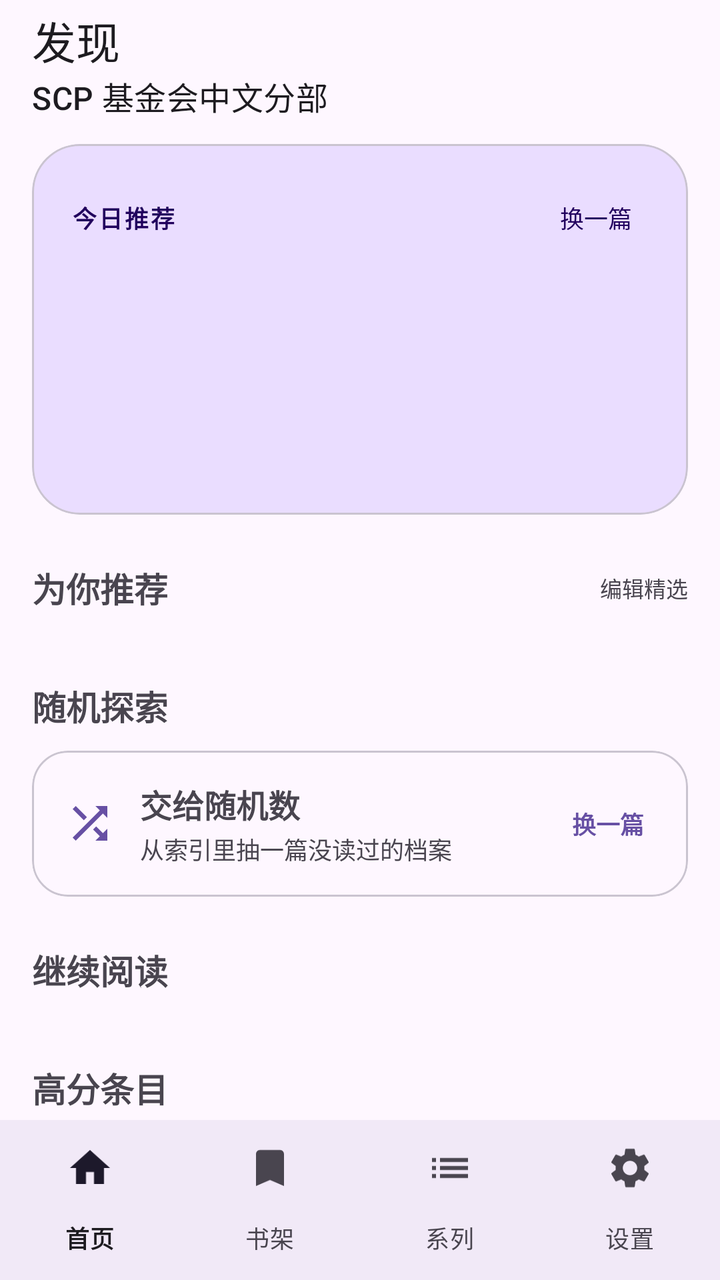
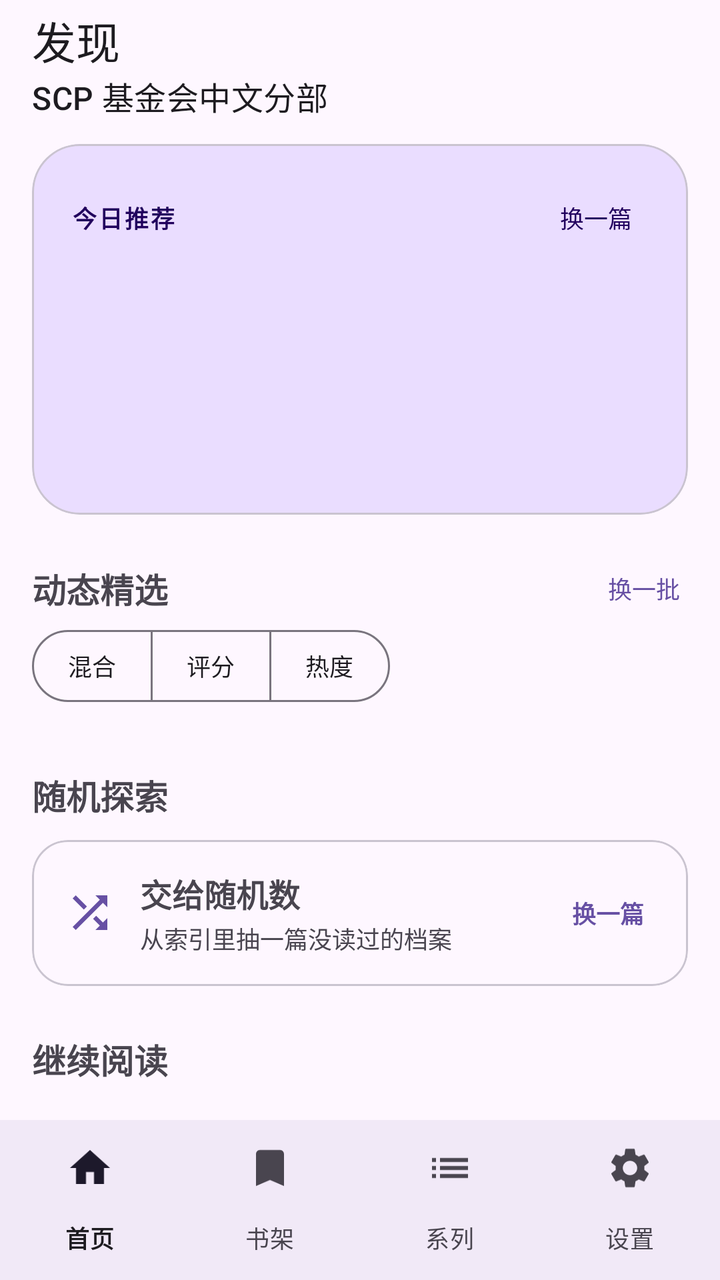

Screens rendered from an Android XML layout before and after an edit, with the pre-edit source and the edit as a unified diff.
<!-- AndroidManifest.xml: application theme Theme.ScpArchive -->
<!-- res/layout/activity_home.xml -->
<?xml version="1.0" encoding="utf-8"?>
<LinearLayout xmlns:android="http://schemas.android.com/apk/res/android"
    xmlns:app="http://schemas.android.com/apk/res-auto"
    android:id="@+id/root"
    android:layout_width="match_parent"
    android:layout_height="match_parent"
    android:orientation="vertical">

    <com.google.android.material.appbar.MaterialToolbar
        android:id="@+id/toolbar"
        android:layout_width="match_parent"
        android:layout_height="?attr/actionBarSize"
        android:background="?attr/colorSurface"
        app:subtitle="SCP 基金会中文分部"
        app:title="发现" />

    <com.google.android.material.progressindicator.LinearProgressIndicator
        android:id="@+id/home_loading"
        android:layout_width="match_parent"
        android:layout_height="wrap_content"
        android:indeterminate="true"
        android:visibility="gone"
        app:trackThickness="2dp" />

    <androidx.core.widget.NestedScrollView
        android:id="@+id/home_scroll"
        android:layout_width="match_parent"
        android:layout_height="0dp"
        android:layout_weight="1"
        android:fillViewport="true"
        android:scrollbars="none">

        <LinearLayout
            android:id="@+id/home_content"
            android:layout_width="match_parent"
            android:layout_height="wrap_content"
            android:orientation="vertical"
            android:paddingStart="16dp"
            android:paddingTop="8dp"
            android:paddingEnd="16dp"
            android:paddingBottom="28dp">

            <com.google.android.material.card.MaterialCardView
                android:id="@+id/hero_card"
                android:layout_width="match_parent"
                android:layout_height="wrap_content"
                android:clickable="true"
                android:focusable="true"
                app:cardBackgroundColor="?attr/colorPrimaryContainer"
                app:cardCornerRadius="24dp"
                app:cardElevation="0dp">

                <LinearLayout
                    android:layout_width="match_parent"
                    android:layout_height="wrap_content"
                    android:orientation="vertical"
                    android:padding="20dp">

                    <LinearLayout
                        android:layout_width="match_parent"
                        android:layout_height="wrap_content"
                        android:gravity="center_vertical"
                        android:orientation="horizontal">

                        <TextView
                            android:id="@+id/hero_label"
                            android:layout_width="wrap_content"
                            android:layout_height="wrap_content"
                            android:letterSpacing="0.08"
                            android:text="今日推荐"
                            android:textColor="?attr/colorOnPrimaryContainer"
                            android:textSize="12sp"
                            android:textStyle="bold" />

                        <Space
                            android:layout_width="0dp"
                            android:layout_height="0dp"
                            android:layout_weight="1" />

                        <TextView
                            android:id="@+id/hero_shuffle"
                            android:layout_width="wrap_content"
                            android:layout_height="wrap_content"
                            android:background="?attr/selectableItemBackgroundBorderless"
                            android:padding="8dp"
                            android:text="换一篇"
                            android:textColor="?attr/colorOnPrimaryContainer"
                            android:textSize="12sp" />
                    </LinearLayout>

                    <TextView
                        android:id="@+id/hero_title"
                        android:layout_width="match_parent"
                        android:layout_height="wrap_content"
                        android:layout_marginTop="10dp"
                        android:maxLines="2"
                        android:textColor="?attr/colorOnPrimaryContainer"
                        android:textSize="30sp"
                        android:textStyle="bold" />

                    <TextView
                        android:id="@+id/hero_tagline"
                        android:layout_width="match_parent"
                        android:layout_height="wrap_content"
                        android:layout_marginTop="8dp"
                        android:lineSpacingExtra="3dp"
                        android:textColor="?attr/colorOnPrimaryContainer"
                        android:textSize="14sp" />

                    <TextView
                        android:id="@+id/hero_meta"
                        android:layout_width="match_parent"
                        android:layout_height="wrap_content"
                        android:layout_marginTop="18dp"
                        android:alpha="0.72"
                        android:textColor="?attr/colorOnPrimaryContainer"
                        android:textSize="12sp" />
                </LinearLayout>
            </com.google.android.material.card.MaterialCardView>

            <LinearLayout
                android:id="@+id/section_recommended"
                android:layout_width="match_parent"
                android:layout_height="wrap_content"
                android:layout_marginTop="24dp"
                android:orientation="vertical">

                <LinearLayout
                    android:layout_width="match_parent"
                    android:layout_height="wrap_content"
                    android:gravity="center_vertical"
                    android:orientation="horizontal">

                    <TextView
                        android:layout_width="wrap_content"
                        android:layout_height="wrap_content"
                        android:text="为你推荐"
                        android:textSize="17sp"
                        android:textStyle="bold" />

                    <Space
                        android:layout_width="0dp"
                        android:layout_height="0dp"
                        android:layout_weight="1" />

                    <TextView
                        android:layout_width="wrap_content"
                        android:layout_height="wrap_content"
                        android:text="编辑精选"
                        android:textColor="?attr/colorOnSurfaceVariant"
                        android:textSize="11sp" />
                </LinearLayout>

                <HorizontalScrollView
                    android:layout_width="match_parent"
                    android:layout_height="wrap_content"
                    android:layout_marginTop="10dp"
                    android:clipToPadding="false"
                    android:scrollbars="none">

                    <LinearLayout
                        android:id="@+id/recommended_row"
                        android:layout_width="wrap_content"
                        android:layout_height="wrap_content"
                        android:orientation="horizontal" />
                </HorizontalScrollView>
            </LinearLayout>

            <LinearLayout
                android:id="@+id/section_random"
                android:layout_width="match_parent"
                android:layout_height="wrap_content"
                android:layout_marginTop="24dp"
                android:orientation="vertical">

                <TextView
                    android:layout_width="match_parent"
                    android:layout_height="wrap_content"
                    android:text="随机探索"
                    android:textSize="17sp"
                    android:textStyle="bold" />

                <com.google.android.material.card.MaterialCardView
                    android:id="@+id/random_card"
                    android:layout_width="match_parent"
                    android:layout_height="wrap_content"
                    android:layout_marginTop="10dp"
                    android:clickable="true"
                    android:focusable="true"
                    app:cardCornerRadius="18dp"
                    app:cardElevation="0dp"
                    app:strokeColor="?attr/colorOutlineVariant"
                    app:strokeWidth="1dp">

                    <LinearLayout
                        android:layout_width="match_parent"
                        android:layout_height="wrap_content"
                        android:gravity="center_vertical"
                        android:orientation="horizontal"
                        android:paddingStart="16dp"
                        android:paddingTop="15dp"
                        android:paddingEnd="12dp"
                        android:paddingBottom="15dp">

                        <ImageView
                            android:layout_width="26dp"
                            android:layout_height="26dp"
                            android:contentDescription="@null"
                            android:src="@drawable/ic_shuffle"
                            app:tint="?attr/colorPrimary" />

                        <LinearLayout
                            android:layout_width="0dp"
                            android:layout_height="wrap_content"
                            android:layout_marginStart="12dp"
                            android:layout_weight="1"
                            android:orientation="vertical">

                            <TextView
                                android:id="@+id/random_title"
                                android:layout_width="match_parent"
                                android:layout_height="wrap_content"
                                android:ellipsize="end"
                                android:maxLines="1"
                                android:text="交给随机数"
                                android:textSize="16sp"
                                android:textStyle="bold" />

                            <TextView
                                android:id="@+id/random_meta"
                                android:layout_width="match_parent"
                                android:layout_height="wrap_content"
                                android:layout_marginTop="2dp"
                                android:ellipsize="end"
                                android:maxLines="1"
                                android:text="从索引里抽一篇没读过的档案"
                                android:textColor="?attr/colorOnSurfaceVariant"
                                android:textSize="12sp" />
                        </LinearLayout>

                        <TextView
                            android:id="@+id/random_shuffle"
                            android:layout_width="wrap_content"
                            android:layout_height="wrap_content"
                            android:background="?attr/selectableItemBackgroundBorderless"
                            android:padding="10dp"
                            android:text="换一篇"
                            android:textColor="?attr/colorPrimary"
                            android:textSize="12sp"
                            android:textStyle="bold" />
                    </LinearLayout>
                </com.google.android.material.card.MaterialCardView>
            </LinearLayout>

            <LinearLayout
                android:id="@+id/section_continue"
                android:layout_width="match_parent"
                android:layout_height="wrap_content"
                android:layout_marginTop="24dp"
                android:orientation="vertical">

                <TextView
                    android:layout_width="match_parent"
                    android:layout_height="wrap_content"
                    android:text="继续阅读"
                    android:textSize="17sp"
                    android:textStyle="bold" />

                <HorizontalScrollView
                    android:layout_width="match_parent"
                    android:layout_height="wrap_content"
                    android:layout_marginTop="10dp"
                    android:clipToPadding="false"
                    android:scrollbars="none">

                    <LinearLayout
                        android:id="@+id/continue_row"
                        android:layout_width="wrap_content"
                        android:layout_height="wrap_content"
                        android:orientation="horizontal" />
                </HorizontalScrollView>
            </LinearLayout>

            <LinearLayout
                android:id="@+id/section_top_rated"
                android:layout_width="match_parent"
                android:layout_height="wrap_content"
                android:layout_marginTop="24dp"
                android:orientation="vertical">

                <LinearLayout
                    android:layout_width="match_parent"
                    android:layout_height="wrap_content"
                    android:gravity="center_vertical"
                    android:orientation="horizontal">

                    <TextView
                        android:layout_width="wrap_content"
                        android:layout_height="wrap_content"
                        android:text="高分条目"
                        android:textSize="17sp"
                        android:textStyle="bold" />

                    <Space
                        android:layout_width="0dp"
                        android:layout_height="0dp"
                        android:layout_weight="1" />

                    <TextView
                        android:id="@+id/top_rated_source"
                        android:layout_width="wrap_content"
                        android:layout_height="wrap_content"
                        android:textColor="?attr/colorOnSurfaceVariant"
                        android:textSize="11sp" />
                </LinearLayout>

                <HorizontalScrollView
                    android:layout_width="match_parent"
                    android:layout_height="wrap_content"
                    android:layout_marginTop="10dp"
                    android:clipToPadding="false"
                    android:scrollbars="none">

                    <LinearLayout
                        android:id="@+id/top_rated_row"
                        android:layout_width="wrap_content"
                        android:layout_height="wrap_content"
                        android:orientation="horizontal" />
                </HorizontalScrollView>
            </LinearLayout>

            <LinearLayout
                android:id="@+id/section_recent"
                android:layout_width="match_parent"
                android:layout_height="wrap_content"
                android:layout_marginTop="24dp"
                android:orientation="vertical">

                <LinearLayout
                    android:layout_width="match_parent"
                    android:layout_height="wrap_content"
                    android:gravity="center_vertical"
                    android:orientation="horizontal">

                    <TextView
                        android:layout_width="wrap_content"
                        android:layout_height="wrap_content"
                        android:text="最近更新"
                        android:textSize="17sp"
                        android:textStyle="bold" />

                    <Space
                        android:layout_width="0dp"
                        android:layout_height="0dp"
                        android:layout_weight="1" />

                    <TextView
                        android:id="@+id/recent_source"
                        android:layout_width="wrap_content"
                        android:layout_height="wrap_content"
                        android:textColor="?attr/colorOnSurfaceVariant"
                        android:textSize="11sp" />
                </LinearLayout>

                <LinearLayout
                    android:id="@+id/recent_list"
                    android:layout_width="match_parent"
                    android:layout_height="wrap_content"
                    android:layout_marginTop="4dp"
                    android:orientation="vertical" />
            </LinearLayout>

            <View
                android:layout_width="match_parent"
                android:layout_height="1dp"
                android:layout_marginTop="28dp"
                android:background="?attr/colorOutlineVariant" />

            <LinearLayout
                android:layout_width="match_parent"
                android:layout_height="wrap_content"
                android:layout_marginTop="16dp"
                android:gravity="center_vertical"
                android:orientation="horizontal">

                <TextView
                    android:id="@+id/stat_catalog"
                    android:layout_width="wrap_content"
                    android:layout_height="wrap_content"
                    android:textColor="?attr/colorOnSurfaceVariant"
                    android:textSize="12sp" />

                <TextView
                    android:layout_width="wrap_content"
                    android:layout_height="wrap_content"
                    android:paddingStart="8dp"
                    android:paddingEnd="8dp"
                    android:text="·"
                    android:textColor="?attr/colorOnSurfaceVariant"
                    android:textSize="12sp" />

                <TextView
                    android:id="@+id/stat_favorites"
                    android:layout_width="wrap_content"
                    android:layout_height="wrap_content"
                    android:textColor="?attr/colorOnSurfaceVariant"
                    android:textSize="12sp" />

                <TextView
                    android:layout_width="wrap_content"
                    android:layout_height="wrap_content"
                    android:paddingStart="8dp"
                    android:paddingEnd="8dp"
                    android:text="·"
                    android:textColor="?attr/colorOnSurfaceVariant"
                    android:textSize="12sp" />

                <TextView
                    android:id="@+id/stat_history"
                    android:layout_width="wrap_content"
                    android:layout_height="wrap_content"
                    android:textColor="?attr/colorOnSurfaceVariant"
                    android:textSize="12sp" />
            </LinearLayout>

            <TextView
                android:layout_width="match_parent"
                android:layout_height="wrap_content"
                android:layout_marginTop="10dp"
                android:text="内容来自 SCP 基金会中文分部，阅读器仅作离线缓存。"
                android:textColor="?attr/colorOnSurfaceVariant"
                android:textSize="11sp" />
        </LinearLayout>
    </androidx.core.widget.NestedScrollView>

    <com.google.android.material.bottomnavigation.BottomNavigationView
        android:id="@+id/bottom_nav"
        android:layout_width="match_parent"
        android:layout_height="wrap_content"
        android:background="?attr/colorSurface"
        app:labelVisibilityMode="labeled"
        app:menu="@menu/menu_bottom" />
</LinearLayout>
<!-- resources referenced by this layout -->
<resources>
  <!-- drawable ic_shuffle (drawable) -->
  <vector xmlns:android="http://schemas.android.com/apk/res/android"
      android:width="24dp"
      android:height="24dp"
      android:viewportWidth="24"
      android:viewportHeight="24">
      <path
          android:fillColor="#FF000000"
          android:pathData="M10.59,9.17L5.41,4 4,5.41l5.17,5.17 1.42,-1.41zM14.5,4l2.04,2.04L4,18.59 5.41,20 17.96,7.46 20,9.5V4h-5.5zM14.83,13.41l-1.41,1.41 3.13,3.13L14.5,20H20v-5.5l-2.04,2.04 -3.13,-3.13z" />
  </vector>
  <style name="Theme.ScpArchive" parent="Theme.Material3.DayNight.NoActionBar" />
</resources>

<!-- the commit's change to res/layout/activity_home.xml (unified diff, before → after) -->
@@ -134,7 +134,7 @@
                     <TextView
                         android:layout_width="wrap_content"
                         android:layout_height="wrap_content"
-                        android:text="为你推荐"
+                        android:text="动态精选"
                         android:textSize="17sp"
                         android:textStyle="bold" />
 
@@ -144,13 +144,66 @@
                         android:layout_weight="1" />
 
                     <TextView
-                        android:layout_width="wrap_content"
-                        android:layout_height="wrap_content"
-                        android:text="编辑精选"
-                        android:textColor="?attr/colorOnSurfaceVariant"
-                        android:textSize="11sp" />
+                        android:id="@+id/recommend_shuffle"
+                        android:layout_width="wrap_content"
+                        android:layout_height="wrap_content"
+                        android:background="?attr/selectableItemBackground"
+                        android:paddingLeft="12dp"
+                        android:paddingTop="4dp"
+                        android:paddingRight="4dp"
+                        android:paddingBottom="4dp"
+                        android:text="换一批"
+                        android:textColor="?attr/colorPrimary"
+                        android:textSize="12sp" />
                 </LinearLayout>
 
+                <com.google.android.material.button.MaterialButtonToggleGroup
+                    android:id="@+id/recommend_modes"
+                    android:layout_width="wrap_content"
+                    android:layout_height="wrap_content"
+                    android:layout_marginTop="8dp"
+                    app:selectionRequired="true"
+                    app:singleSelection="true">
+
+                    <com.google.android.material.button.MaterialButton
+                        android:id="@+id/recommend_mode_mixed"
+                        style="?attr/materialButtonOutlinedStyle"
+                        android:layout_width="wrap_content"
+                        android:layout_height="36dp"
+                        android:insetTop="0dp"
+                        android:insetBottom="0dp"
+                        android:minWidth="0dp"
+                        android:paddingLeft="18dp"
+                        android:paddingRight="18dp"
+                        android:text="混合"
+                        android:textSize="12sp" />
+
+                    <com.google.android.material.button.MaterialButton
+                        android:id="@+id/recommend_mode_rating"
+                        style="?attr/materialButtonOutlinedStyle"
+                        android:layout_width="wrap_content"
+                        android:layout_height="36dp"
+                        android:insetTop="0dp"
+                        android:insetBottom="0dp"
+                        android:minWidth="0dp"
+                        android:paddingLeft="18dp"
+                        android:paddingRight="18dp"
+                        android:text="评分"
+                        android:textSize="12sp" />
+
+                    <com.google.android.material.button.MaterialButton
+                        android:id="@+id/recommend_mode_heat"
+                        style="?attr/materialButtonOutlinedStyle"
+                        android:layout_width="wrap_content"
+                        android:layout_height="36dp"
+                        android:insetTop="0dp"
+                        android:insetBottom="0dp"
+                        android:minWidth="0dp"
+                        android:paddingLeft="18dp"
+                        android:paddingRight="18dp"
+                        android:text="热度"
+                        android:textSize="12sp" />
+                </com.google.android.material.button.MaterialButtonToggleGroup>
                 <HorizontalScrollView
                     android:layout_width="match_parent"
                     android:layout_height="wrap_content"
@@ -266,6 +319,7 @@
                     android:textSize="17sp"
                     android:textStyle="bold" />
 
+                
                 <HorizontalScrollView
                     android:layout_width="match_parent"
                     android:layout_height="wrap_content"
@@ -314,6 +368,7 @@
                         android:textSize="11sp" />
                 </LinearLayout>
 
+                
                 <HorizontalScrollView
                     android:layout_width="match_parent"
                     android:layout_height="wrap_content"
